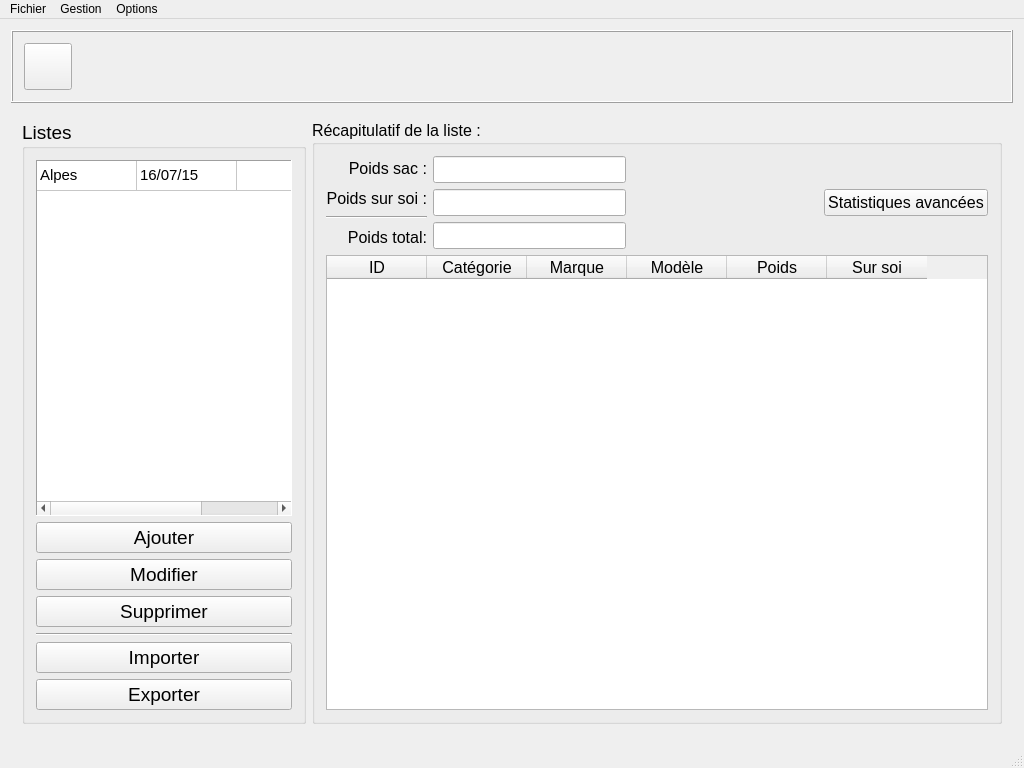
Above: Doger/mainwindow.ui from amof/Doger before the change. Below: the same form after it.
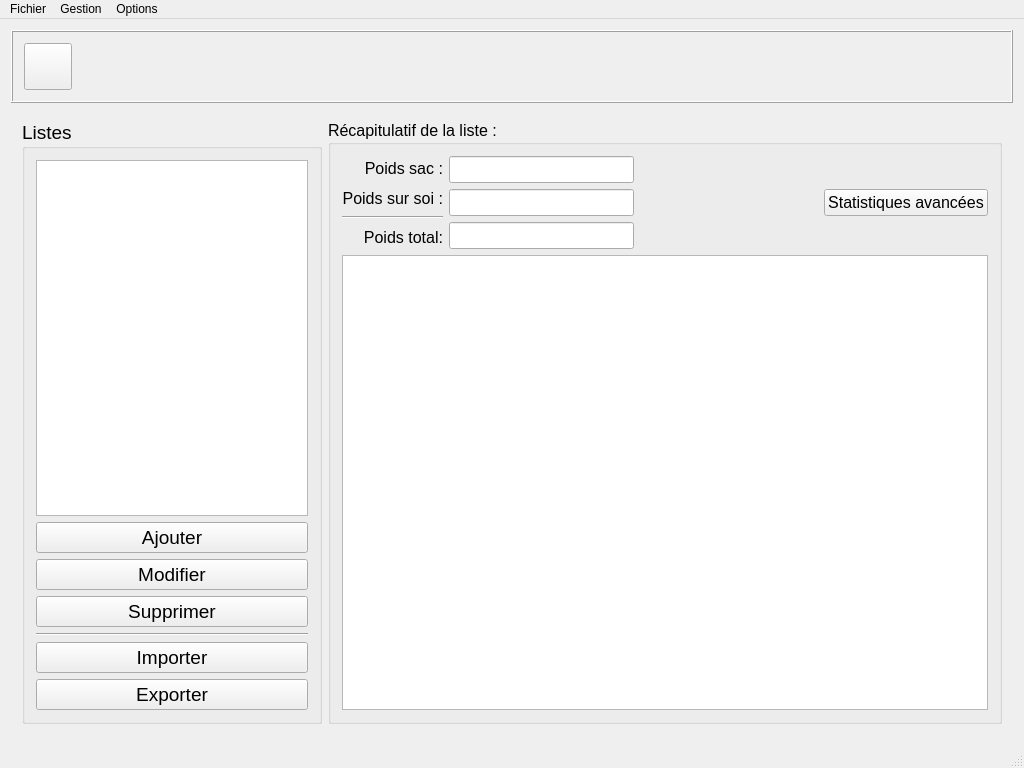
That is the form after the change. The open tabs and pages were chosen to show the change. Icons and pictures are not drawn.

Commit message: WIP Retrieve the list and detail of the list

Patch:
```diff
--- a/Doger/mainwindow.ui
+++ b/Doger/mainwindow.ui
@@ -484,9 +484,13 @@
       <widget class="QWidget" name="liste">
        <layout class="QHBoxLayout" name="horizontalLayout_7">
         <item>
-         <layout class="QVBoxLayout" name="verticalLayout_8">
-          <item>
            <widget class="QGroupBox" name="groupBox">
+          <property name="maximumSize">
+           <size>
+            <width>300</width>
+            <height>16777215</height>
+           </size>
+          </property>
             <property name="font">
              <font>
               <pointsize>14</pointsize>
@@ -497,66 +501,18 @@
             </property>
             <layout class="QVBoxLayout" name="verticalLayout_2">
              <item>
-              <widget class="QTableWidget" name="tw_list_recap">
-               <property name="sizePolicy">
-                <sizepolicy hsizetype="Preferred" vsizetype="Expanding">
-                 <horstretch>0</horstretch>
-                 <verstretch>0</verstretch>
-                </sizepolicy>
+            <widget class="QTableView" name="tv_list">
+             <property name="maximumSize">
+              <size>
+               <width>16777215</width>
+               <height>16777215</height>
+              </size>
                </property>
                <property name="font">
                 <font>
-                 <pointsize>11</pointsize>
-                </font>
-               </property>
-               <property name="frameShape">
-                <enum>QFrame::Panel</enum>
-               </property>
-               <property name="editTriggers">
-                <set>QAbstractItemView::NoEditTriggers</set>
-               </property>
-               <property name="showGrid">
-                <bool>true</bool>
-               </property>
-               <property name="sortingEnabled">
-                <bool>true</bool>
-               </property>
-               <attribute name="horizontalHeaderVisible">
-                <bool>false</bool>
-               </attribute>
-               <attribute name="verticalHeaderVisible">
-                <bool>false</bool>
-               </attribute>
-               <row>
-                <property name="text">
-                 <string>Nouvelle ligne</string>
-                </property>
-               </row>
-               <column>
-                <property name="text">
-                 <string>Nom</string>
-                </property>
-               </column>
-               <column>
-                <property name="text">
-                 <string>Créé le</string>
-                </property>
-               </column>
-               <column>
-                <property name="text">
-                 <string>Rando le</string>
-                </property>
-               </column>
-               <item row="0" column="0">
-                <property name="text">
-                 <string>Alpes</string>
-                </property>
-               </item>
-               <item row="0" column="1">
-                <property name="text">
-                 <string>16/07/15</string>
-                </property>
-               </item>
+               <pointsize>12</pointsize>
+              </font>
+             </property>
               </widget>
              </item>
              <item>
@@ -604,10 +560,6 @@
             </layout>
            </widget>
           </item>
-         </layout>
-        </item>
-        <item>
-         <layout class="QVBoxLayout" name="verticalLayout_9">
           <item>
            <widget class="QGroupBox" name="groupBox_7">
             <property name="sizePolicy">
@@ -746,52 +698,16 @@
               </layout>
              </item>
              <item>
-              <widget class="QTableWidget" name="tw_list_detail">
-               <property name="horizontalScrollBarPolicy">
-                <enum>Qt::ScrollBarAlwaysOff</enum>
-               </property>
-               <property name="sizeAdjustPolicy">
-                <enum>QAbstractScrollArea::AdjustToContentsOnFirstShow</enum>
-               </property>
-               <property name="dragDropMode">
-                <enum>QAbstractItemView::NoDragDrop</enum>
-               </property>
-               <column>
-                <property name="text">
-                 <string>ID</string>
-                </property>
-               </column>
-               <column>
-                <property name="text">
-                 <string>Catégorie</string>
-                </property>
-               </column>
-               <column>
-                <property name="text">
-                 <string>Marque</string>
-                </property>
-               </column>
-               <column>
-                <property name="text">
-                 <string>Modèle</string>
-                </property>
-               </column>
-               <column>
-                <property name="text">
-                 <string>Poids</string>
-                </property>
-               </column>
-               <column>
-                <property name="text">
-                 <string>Sur soi</string>
-                </property>
-               </column>
+            <widget class="QTableView" name="tv_listDetail">
+             <property name="font">
+              <font>
+               <pointsize>12</pointsize>
+              </font>
+             </property>
               </widget>
              </item>
             </layout>
            </widget>
-          </item>
-         </layout>
         </item>
        </layout>
       </widget>
```
Left out of the diff: 6 changed lines with no effect on the pictures. Lines whose indentation alone changed are shown as unchanged. The commit also changes 2 other files.
